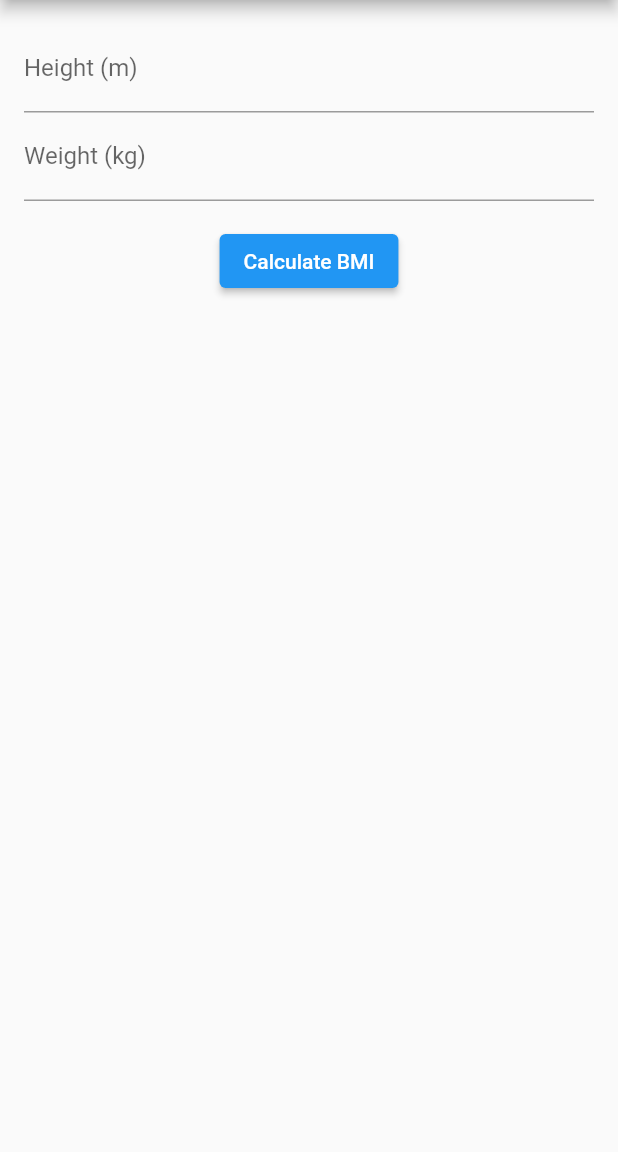
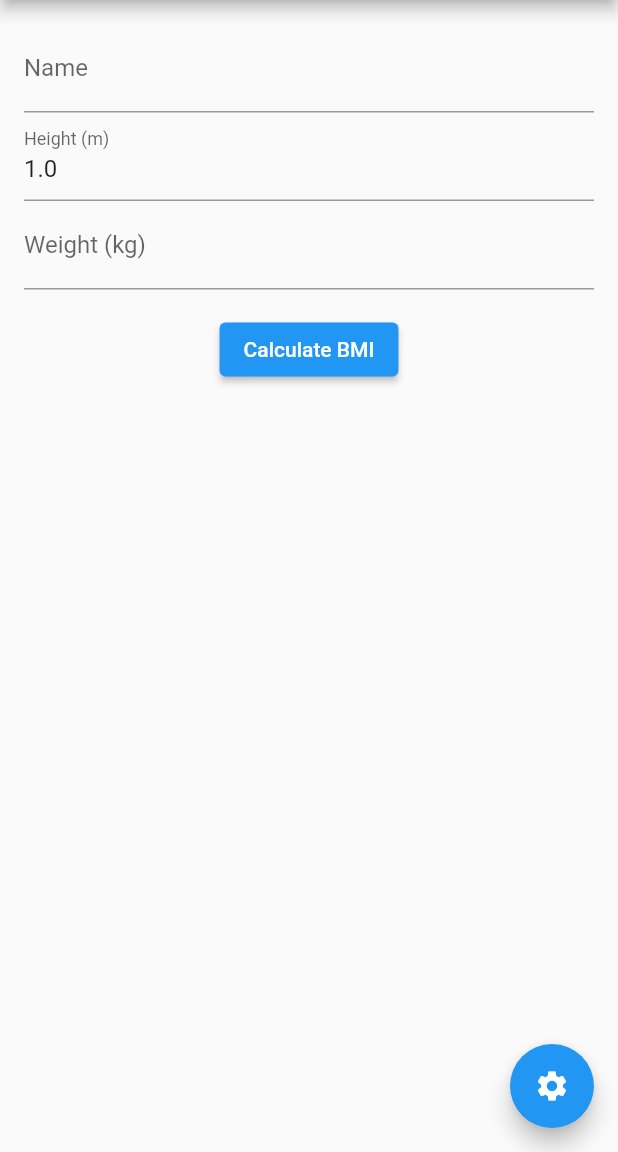
Before and after one commit to danietakeshi/flutter_course, a Flutter app: the screen it shows after launch, after a tap on "Calculate BMI", on a phone screen of 412 x 824 dp, the part 84-1236 px from its top. Run offline on Flutter 3.47's test engine with Material 2 defaults, Android fonts, the phone set to English and light mode, and no system bars; our stand-ins replace google_fonts, hive, sqflite; accounts and stored records are empty.

Commit message:
Adding IMC with Hive and SQLite

```diff
--- /dev/null
+++ b/bmi_calculator/lib/imc_sqlite_model.dart
@@ -0,0 +1,15 @@
+class IMCSQLiteModel {
+  int id = 0;
+
+  String nome = "";
+
+  double altura = 1.0;
+
+  double peso = 1.0;
+
+  double imc = 1.0;
+
+  String imcDescricao = "";
+
+  IMCSQLiteModel(this.id, this.nome, this.altura, this.peso, this.imc, this.imcDescricao);
+}
--- /dev/null
+++ b/bmi_calculator/lib/imc_sqlite_repository.dart
@@ -0,0 +1,58 @@
+import 'imc_sqlite_model.dart';
+import 'sqlitedatabase.dart';
+
+class MedidaIMCSQLiteRepository {
+  Future<List<IMCSQLiteModel>> obterDados() async {
+    List<IMCSQLiteModel> medidas = [];
+    var db = await SQLiteDataBase().obterDataBase();
+    var result = await db.rawQuery("SELECT id, nome, altura, peso, imc, imc_descricao FROM imc_table");
+    for (var element in result) {
+      medidas.add(IMCSQLiteModel(
+          int.parse(element["id"].toString()),
+          element["nome"].toString(),
+          double.parse(element["altura"].toString()),
+          double.parse(element["peso"].toString()),
+          double.parse(element["imc"].toString()),
+          element["imc_descricao"].toString(),
+          ));
+    }
+    return medidas;
+  }
+
+  Future<void> salvar(IMCSQLiteModel imcSQLiteModel) async {
+    var db = await SQLiteDataBase().obterDataBase();
+    await db.rawInsert('INSERT INTO imc_table (nome, altura, peso, imc, imc_descricao) values(?,?,?,?,?)',
+        [
+        imcSQLiteModel.nome,
+        imcSQLiteModel.altura,
+        imcSQLiteModel.peso,
+        imcSQLiteModel.imc,
+        imcSQLiteModel.imcDescricao
+        ]);
+  }
+
+  Future<void> atualizar(IMCSQLiteModel imcSQLiteModel) async {
+    var db = await SQLiteDataBase().obterDataBase();
+    await db.rawInsert(
+        '''UPDATE imc_table SET
+        nome = ?,
+        altura = ?,
+        peso = ?,
+        imc = ?,
+        imc_descricao = ?
+        WHERE id = ?'''
+    , [
+      imcSQLiteModel.nome,
+      imcSQLiteModel.altura,
+      imcSQLiteModel.peso,
+      imcSQLiteModel.imc,
+      imcSQLiteModel.imcDescricao,
+      imcSQLiteModel.id
+    ]);
+  }
+
+  Future<void> remover(int id) async {
+    var db = await SQLiteDataBase().obterDataBase();
+    await db.rawInsert('DELETE FROM imc_table WHERE id = ?', [id]);
+  }
+}
--- a/bmi_calculator/lib/main.dart
+++ b/bmi_calculator/lib/main.dart
@@ -1,8 +1,32 @@
+
+import 'package:bmi_calculator/imc_sqlite_model.dart';
+import 'package:bmi_calculator/user_config_model.dart';
+import 'package:bmi_calculator/user_config_repository.dart';
+import 'package:bmi_calculator/sqlitedatabase.dart' as sql;
+
 import 'package:flutter/material.dart';
+import 'package:hive/hive.dart';
+import 'package:path_provider/path_provider.dart' as path_provider;
 
-void main() {
+
+import 'configuration_page.dart';
+import 'imc_sqlite_repository.dart';
+
+Future<void> main() async {
+  WidgetsFlutterBinding.ensureInitialized();
+  var documentsDirectory = 'D:/';
+
+  Hive.init(documentsDirectory);
+
+  Hive.registerAdapter(DadosUsuarioModelAdapter());
+
+  sql.SQLiteDataBase().iniciarBancoDeDados();
+
   runApp(const BMICalculatorApp());
+
+
 }
+
 
 class BMICalculatorApp extends StatelessWidget {
   const BMICalculatorApp({super.key});
@@ -26,24 +50,49 @@ class BMICalculator extends StatefulWidget {
 class _BMICalculatorState extends State<BMICalculator> {
   List<BMIData> bmiDataList = [];
 
+  MedidaIMCSQLiteRepository imcRepository = MedidaIMCSQLiteRepository();
+  var _tarefas = const <IMCSQLiteModel>[];
+
+  TextEditingController nameController = TextEditingController();
   TextEditingController heightController = TextEditingController();
   TextEditingController weightController = TextEditingController();
 
   void _calculateBMI() {
     double? height = double.tryParse(heightController.text);
     double? weight = double.tryParse(weightController.text);
+    String? name = nameController.text;
 
     if (height != null && weight != null) {
       double bmi = weight / (height * height);
       String bmiDesc = descriptionIMC(bmi);
-      BMIData data = BMIData(height, weight, bmi, bmiDesc);
+      BMIData data = BMIData(name, height, weight, bmi, bmiDesc);
+      IMCSQLiteModel medida = IMCSQLiteModel(100, name, height, weight, bmi, bmiDesc);
 
       setState(() {
+        imcRepository.salvar(medida);
         bmiDataList.add(data);
-        heightController.clear();
         weightController.clear();
+        carregarDados();
+        obterMedidas();
       });
     }
+  }
+
+  @override
+  void initState() {
+    // TODO: implement initState
+    super.initState();
+    carregarDados();
+    obterMedidas();
+  }
+
+  void obterMedidas() async {
+    _tarefas = await imcRepository.obterDados();
+    setState(() {});
+  }
+
+  salvarSQLite(BMIData lista) {
+
   }
 
   String descriptionIMC(double bmi) {
@@ -68,6 +117,16 @@ class _BMICalculatorState extends State<BMICalculator> {
   }
 }
 
+carregarDados() async {
+    var dadosUsuarioRepository = await DadosUsuarioRepository.carregar();
+    var dadosUsuario = dadosUsuarioRepository.obterDados();
+    nameController.text = dadosUsuario.nome ?? "";
+    heightController.text = dadosUsuario.altura == null
+        ? ""
+        : dadosUsuario.altura.toString();
+    setState(() {});
+  }
+
   @override
   Widget build(BuildContext context) {
     return Scaffold(
@@ -80,6 +139,11 @@ class _BMICalculatorState extends State<BMICalculator> {
             padding: const EdgeInsets.all(16.0),
             child: Column(
               children: <Widget>[
+                TextField(
+                  controller: nameController,
+                  decoration: const InputDecoration(labelText: 'Name'),
+                  keyboardType: TextInputType.name,
+                ),
                 TextField(
                   controller: heightController,
                   decoration: const InputDecoration(labelText: 'Height (m)'),
@@ -100,16 +164,30 @@ class _BMICalculatorState extends State<BMICalculator> {
           ),
           Expanded(
             child: ListView.builder(
-              itemCount: bmiDataList.length,
+              itemCount: _tarefas.length,
               itemBuilder: (context, index) {
+                var tarefa = _tarefas[index];
                 return ListTile(
-                  title: Text('Height: ${bmiDataList[index].height} m, Weight: ${bmiDataList[index].weight} kg'),
-                  subtitle: Text('BMI: ${bmiDataList[index].bmi.toStringAsFixed(2)} - ${bmiDataList[index].bmiDesc}'),
+                  title: Text('Name: ${tarefa.nome} | Height: ${tarefa.altura} m, Weight: ${tarefa.peso} kg'),
+                  subtitle: Text('BMI: ${tarefa.imc.toStringAsFixed(2)} - ${tarefa.imcDescricao}'),
                 );
               },
             ),
           ),
         ],
+      ),
+      floatingActionButton: FloatingActionButton(
+        onPressed: () {
+          // Use Navigator to navigate to the 'configuration_page.dart' when the button is pressed.
+          Navigator.of(context).push(
+            MaterialPageRoute(
+              builder: (context) => const ConfigurationPage(),
+            ),
+          ).then((value) => setState(() {
+            carregarDados();
+          },));
+        },
+        child: Icon(Icons.settings),
       ),
     );
   }
@@ -120,6 +198,7 @@ class BMIData {
   final double weight;
   final double bmi;
   final String bmiDesc;
+  final String name;
 
-  BMIData(this.height, this.weight, this.bmi, this.bmiDesc);
+  BMIData(this.name, this.height, this.weight, this.bmi, this.bmiDesc);
 }
--- /dev/null
+++ b/bmi_calculator/lib/sqlitedatabase.dart
@@ -0,0 +1,43 @@
+import 'package:flutter/material.dart';
+import 'package:sqflite/sqflite.dart';
+import 'package:path/path.dart' as path;
+
+Map<int, String> scripts = {
+  1: ''' CREATE TABLE imc_table (
+          id INTEGER PRIMARY KEY AUTOINCREMENT,
+          nome TEXT,
+          altura FLOAT,
+          peso FLOAT,
+          imc FLOAT,
+          imc_descricao TEXT
+          );'''
+};
+
+class SQLiteDataBase {
+  static Database? db;
+
+  Future<Database> obterDataBase() async {
+    if (db == null) {
+      return await iniciarBancoDeDados();
+    } else {
+      return db!;
+    }
+  }
+
+  Future<Database> iniciarBancoDeDados() async {
+    var db = await openDatabase(
+        path.join(await getDatabasesPath(), 'database.db'),
+        version: scripts.length, onCreate: (Database db, int version) async {
+      for (var i = 1; i <= scripts.length; i++) {
+        await db.execute(scripts[i]!);
+        debugPrint(scripts[i]!);
+      }
+    }, onUpgrade: (Database db, int oldVersion, int newVersion) async {
+      for (var i = oldVersion + 1; i <= scripts.length; i++) {
+        await db.execute(scripts[i]!);
+        debugPrint(scripts[i]!);
+      }
+    });
+    return db;
+  }
+}
--- /dev/null
+++ b/bmi_calculator/lib/user_config_model.dart
@@ -0,0 +1,19 @@
+import 'package:hive/hive.dart';
+
+part 'user_config_model.g.dart';
+
+@HiveType(typeId: 0)
+class DadosUsuarioModel extends HiveObject {
+  @HiveField(0)
+  String? nome;
+
+  @HiveField(1)
+  double? altura;
+
+  DadosUsuarioModel();
+
+  DadosUsuarioModel.vazio() {
+    nome = "";
+    altura = 1.0;
+  }
+}
--- /dev/null
+++ b/bmi_calculator/lib/user_config_repository.dart
@@ -0,0 +1,29 @@
+import 'package:hive/hive.dart';
+import 'user_config_model.dart';
+
+class DadosUsuarioRepository {
+  static late Box _box;
+
+  DadosUsuarioRepository._criar();
+
+  static Future<DadosUsuarioRepository> carregar() async {
+    if (Hive.isBoxOpen('DadosUsuarioModel')) {
+      _box = Hive.box('DadosUsuarioModel');
+    } else {
+      _box = await Hive.openBox('DadosUsuarioModel');
+    }
+    return DadosUsuarioRepository._criar();
+  }
+
+  salvar(DadosUsuarioModel dadosUsuarioModel) {
+    _box.put('DadosUsuarioModel', dadosUsuarioModel);
+  }
+
+  DadosUsuarioModel obterDados() {
+    var dadosUsuarioModel = _box.get('DadosUsuarioModel');
+    if (dadosUsuarioModel == null) {
+      return DadosUsuarioModel.vazio();
+    }
+    return dadosUsuarioModel;
+  }
+}
```
Also changed, not shown: bmi_calculator/lib/UserConfig.dart (added, +20 -0 lines), bmi_calculator/lib/configuration_page.dart (added, +86 -0 lines), bmi_calculator/pubspec.yaml (+9 -0 lines), bmi_calculator/lib/UserConfig.g.dart (added), bmi_calculator/lib/user_config_model.g.dart (added), bmi_calculator/pubspec.lock.
